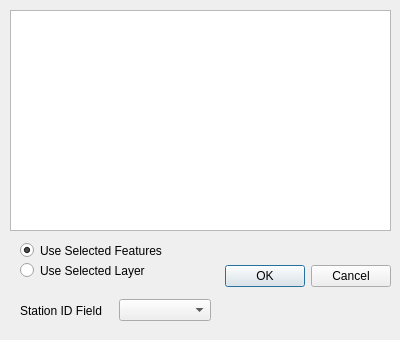
Before: the Qt Designer form HydroData/tools/ffa_dialog_base.ui in hellkite500/HydroQGIS, drawn with Qt 5.
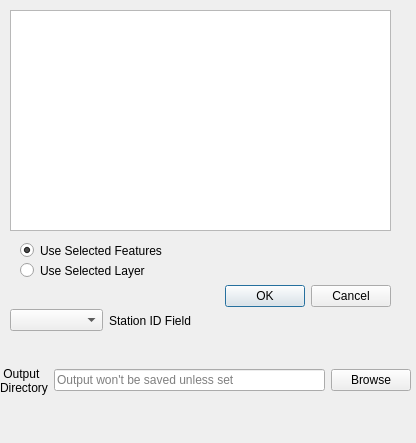
After: the same form once the commit is applied.

Commit message: Added save to directory option to the GUI dialog.

```diff
--- a/HydroData/tools/ffa_dialog_base.ui
+++ b/HydroData/tools/ffa_dialog_base.ui
@@ -6,8 +6,8 @@
    <rect>
     <x>0</x>
     <y>0</y>
-    <width>400</width>
-    <height>340</height>
+    <width>416</width>
+    <height>443</height>
    </rect>
   </property>
   <property name="windowTitle">
@@ -17,7 +17,7 @@
    <property name="geometry">
     <rect>
      <x>220</x>
-     <y>260</y>
+     <y>280</y>
      <width>171</width>
      <height>32</height>
     </rect>
@@ -77,13 +77,16 @@
   <widget class="QWidget" name="horizontalLayoutWidget_2">
    <property name="geometry">
     <rect>
-     <x>20</x>
-     <y>290</y>
+     <x>10</x>
+     <y>300</y>
      <width>191</width>
      <height>41</height>
     </rect>
    </property>
    <layout class="QHBoxLayout" name="horizontalLayout_2">
+    <item>
+     <widget class="QComboBox" name="idFieldComboBox"/>
+    </item>
     <item>
      <widget class="QLabel" name="label">
       <property name="text">
@@ -91,8 +94,39 @@
       </property>
      </widget>
     </item>
+   </layout>
+  </widget>
+  <widget class="QWidget" name="horizontalLayoutWidget">
+   <property name="geometry">
+    <rect>
+     <x>0</x>
+     <y>360</y>
+     <width>411</width>
+     <height>41</height>
+    </rect>
+   </property>
+   <layout class="QHBoxLayout" name="horizontalLayout">
     <item>
-     <widget class="QComboBox" name="idFieldComboBox"/>
+     <widget class="QLabel" name="save_label">
+      <property name="text">
+       <string> Output 
+Directory</string>
+      </property>
+     </widget>
+    </item>
+    <item>
+     <widget class="QLineEdit" name="save_edit">
+      <property name="placeholderText">
+       <string>Output won't be saved unless set</string>
+      </property>
+     </widget>
+    </item>
+    <item>
+     <widget class="QPushButton" name="browse_button">
+      <property name="text">
+       <string>Browse</string>
+      </property>
+     </widget>
     </item>
    </layout>
   </widget>
```
The commit also changes 1 other file.
